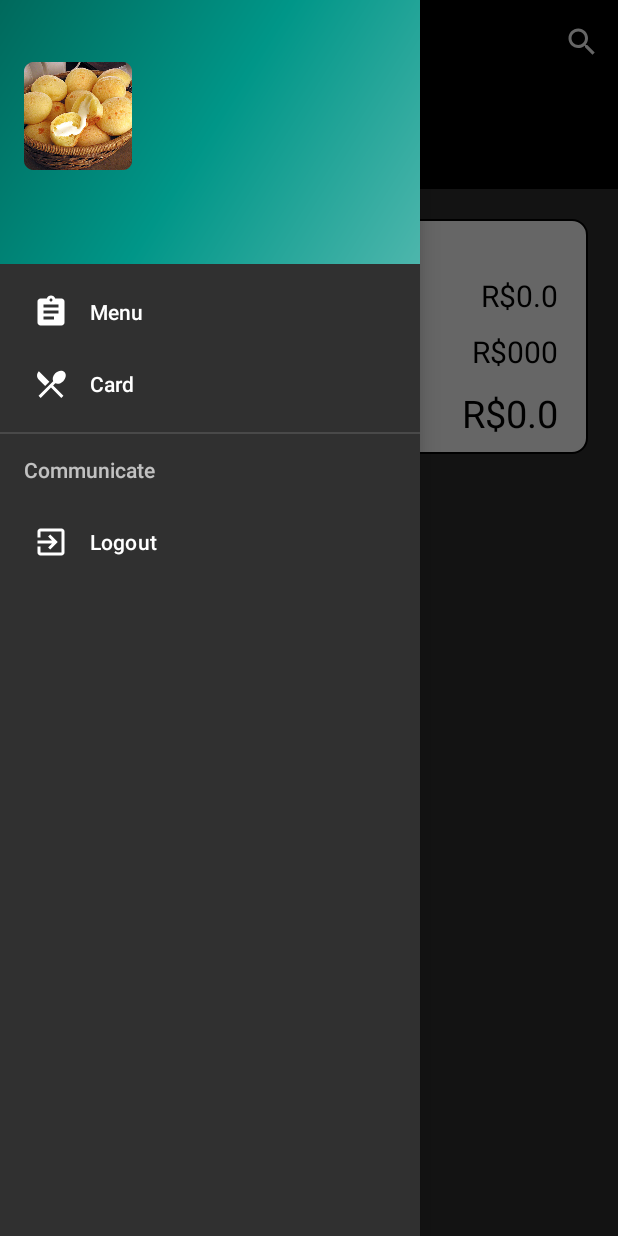
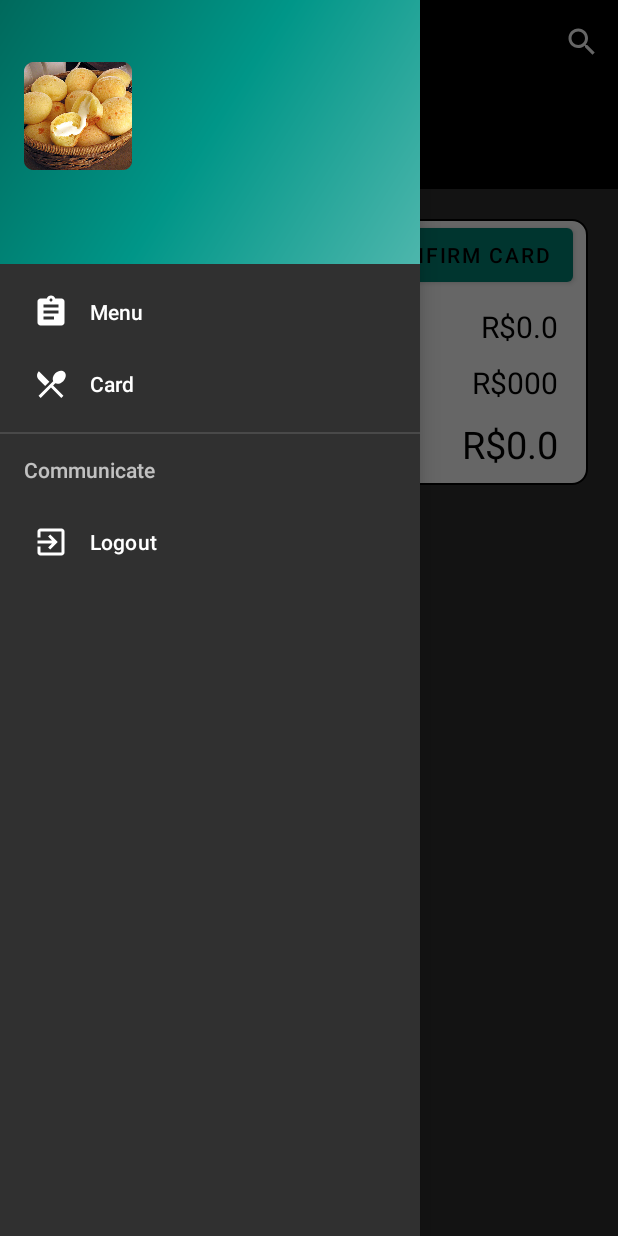
Before and after one commit to deoliveiracharles/loft, an Android app: the fragment CardFragment placed in its activity, with the side drawer open, on a phone screen of 412 x 824 dp. Run offline under Robolectric (Android 15) with nearby library versions, the phone set to English and light mode, and no system bars; our stand-ins replace Firebase (no records; nobody signed in at launch, a user with empty details on screens opened directly), Picasso; pictures from the network do not load.

Commit message:
added card confirmation control

```diff
--- a/app/src/main/java/br/ufrpe/loftapp2/Constants.kt
+++ b/app/src/main/java/br/ufrpe/loftapp2/Constants.kt
@@ -7,5 +7,6 @@ class Constants {
         val RequestCodeComidas=1010
         var card  = ArrayList<Item>()
         val RequestCodeDelete=1011
+        val RequestCodeConfirm=1012
     }
 }
--- a/app/src/main/java/br/ufrpe/loftapp2/menu/DetailActivity.kt
+++ b/app/src/main/java/br/ufrpe/loftapp2/menu/DetailActivity.kt
@@ -8,6 +8,7 @@ import android.view.Gravity
 import android.view.View
 import br.ufrpe.loftapp2.R
 import br.ufrpe.loftapp2.model.Item
+import com.squareup.picasso.Picasso
 import kotlinx.android.synthetic.main.activity_detail.*
 
 class DetailActivity : Activity() {
@@ -36,6 +37,7 @@ class DetailActivity : Activity() {
         tvPriceDetail.text = item.price.toString()
         tvUnitsDetail.text = item.units.toString()
         tvIngredients.text = item.ingredients
+        Picasso.with(applicationContext).load(item.imageLink).into(ivItem)
 
         tvCancelbtn.setOnClickListener {
             val intent = Intent()
--- a/app/src/main/java/br/ufrpe/loftapp2/model/Item.kt
+++ b/app/src/main/java/br/ufrpe/loftapp2/model/Item.kt
@@ -3,4 +3,5 @@ package br.ufrpe.loftapp2.model
 import java.io.Serializable
 
 class Item(var id: String, var name: String, var units: Int, var price: Double, var ingredients: String,  var imageLink: String): Serializable {
+    var isConfirmed = false
 }
--- a/app/src/main/res/layout/card_layout.xml
+++ b/app/src/main/res/layout/card_layout.xml
@@ -26,7 +26,7 @@
             android:layout_margin="20dp"
             android:background="@drawable/rounded_shape_background">
 
-        <LinearLayout
+        <RelativeLayout
                 android:layout_width="wrap_content"
                 android:layout_height="wrap_content"
                 android:orientation="horizontal">
@@ -45,8 +45,18 @@
                     android:textColor="@color/textColor"
                     android:text="@string/itens"
                     android:textSize="20sp"
-                    android:layout_marginLeft="10dp"/>
-        </LinearLayout>
+                    android:layout_marginLeft="10dp"
+                    android:layout_toRightOf="@+id/itemCount"/>
+
+            <Button
+                    android:layout_width="wrap_content"
+                    android:layout_height="wrap_content"
+                    android:text="@string/confirm"
+                    android:textColor="@color/loftDark"
+                    android:layout_alignParentRight="true"
+                    android:layout_marginRight="10dp"
+                    android:id="@+id/confirmBtn"/>
+        </RelativeLayout>
 
         <RelativeLayout
                 android:layout_width="wrap_content"
--- a/app/src/main/res/values/strings.xml
+++ b/app/src/main/res/values/strings.xml
@@ -44,5 +44,8 @@
     <string name="detect">Detect table QR Code</string>
     <string name="problemQr">Problem to read QR code, please try again</string>
     <string name="Table">Table</string>
+    <string name="itemDel">Item deleted</string>
+    <string name="confirmCard">Confirm card?</string>
+    <string name="confirm">Confirm card</string>
 
 </resources>
```
Also changed, not shown: app/src/main/AndroidManifest.xml (+6 -3 lines), app/src/main/java/br/ufrpe/loftapp2/adapter/CardItemAdapter.kt (+7 -0 lines), app/src/main/java/br/ufrpe/loftapp2/card/CardFragment.kt (+16 -1 lines), app/src/main/java/br/ufrpe/loftapp2/card/ConfirmCardActivity.kt (added, +50 -0 lines), app/src/main/res/layout/activity_confirm_card.xml (added, +52 -0 lines), 1 other file. Lines whose indentation alone changed are shown as unchanged.
